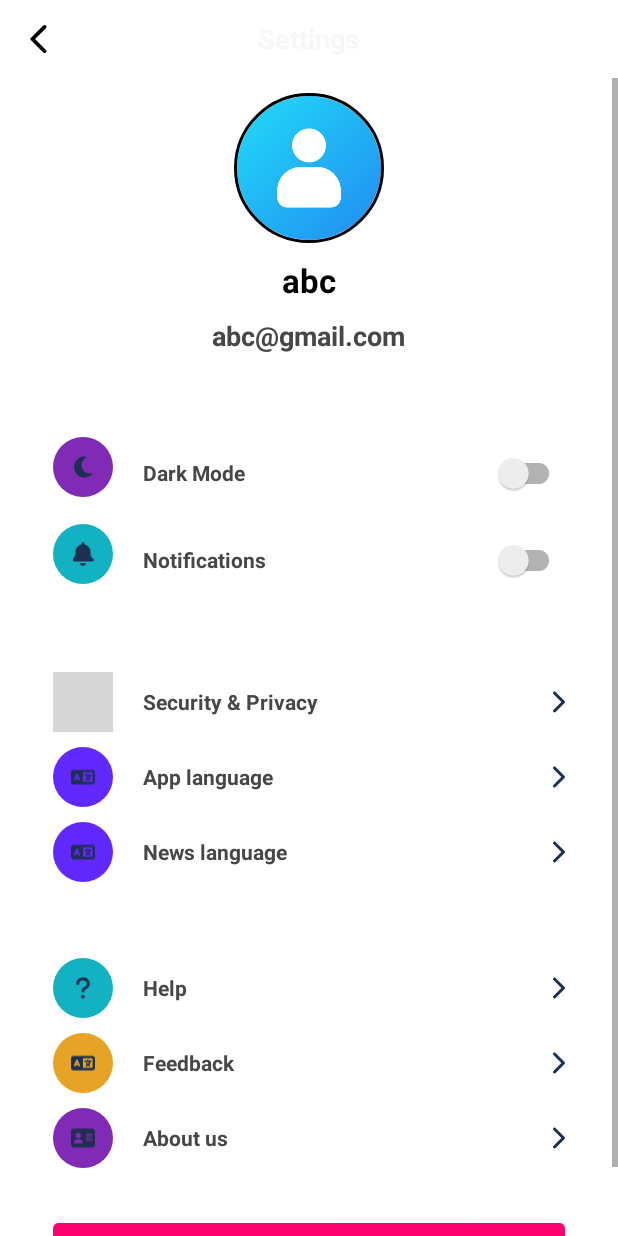
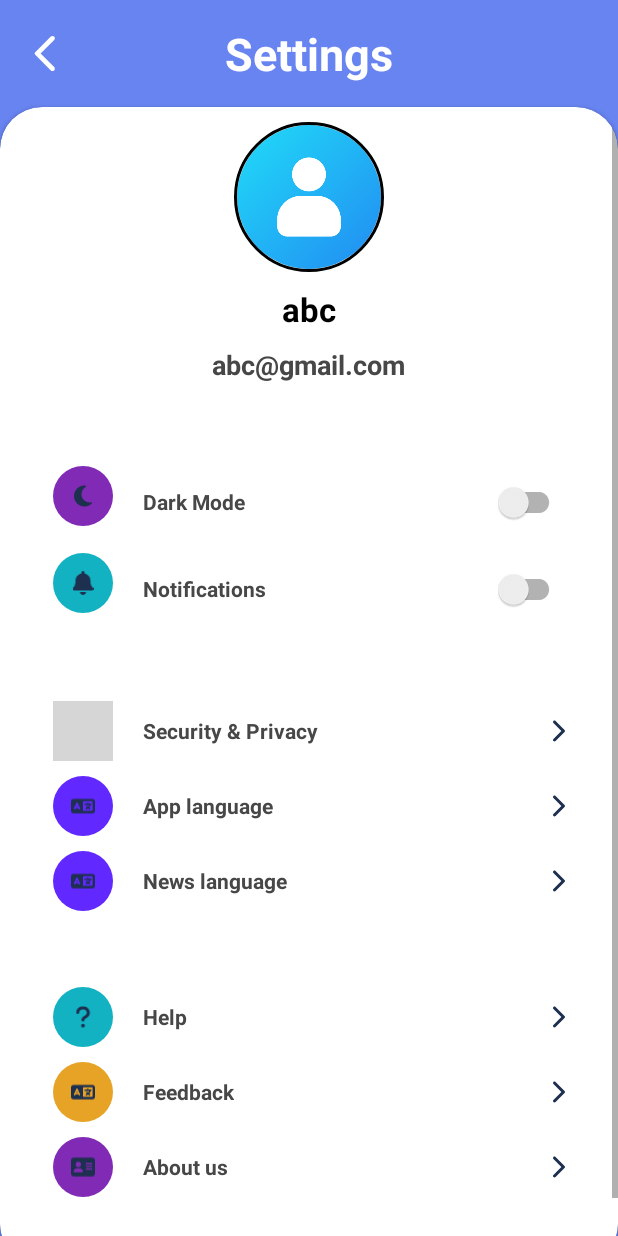
Before and after one commit to Ishwar-Bonde/NewsARC, an Android app: the Settings screen opened directly, with no data from a screen before it, on a phone screen of 412 x 824 dp. Run offline under Robolectric (Android 15) with nearby library versions, the light colour scheme and no system bars; our stand-ins replace CircleImageView, Firebase (no records; nobody signed in at launch, a user with empty details on screens opened directly), Picasso; pictures from the network do not load; grey boxes are pictures that could not be loaded.

Commit message:
Final Commit

```diff
--- a/app/src/main/AndroidManifest.xml
+++ b/app/src/main/AndroidManifest.xml
@@ -25,10 +25,6 @@
             android:screenOrientation="portrait" />
         <activity
             android:name=".EditProfileActivity"
-            android:exported="false"
-            android:screenOrientation="portrait" />
-        <activity
-            android:name=".MobileNumberEnter"
             android:exported="false"
             android:screenOrientation="portrait" />
         <activity
--- a/app/src/main/java/com/example/trimob/Settings.java
+++ b/app/src/main/java/com/example/trimob/Settings.java
@@ -29,7 +29,6 @@ public class Settings extends AppCompatActivity {
     ImageView profile_img;
     TextView profile_name,profile_email;
     MaterialButton button_signout;
-    private Uri uri;
     String userID = Objects.requireNonNull(FirebaseAuth.getInstance().getCurrentUser()).getUid();
     ImageView back_btn;
 
@@ -41,7 +40,6 @@ public class Settings extends AppCompatActivity {
         user = auth.getCurrentUser();
         button_signout = findViewById(R.id.signout_btn);
         assert user != null;
-        uri = user.getPhotoUrl();
         profile_img = findViewById(R.id.profile_image);
         profile_name = findViewById(R.id.profile_name);
         profile_email = findViewById(R.id.profile_email);
--- a/app/src/main/java/com/example/trimob/firstPage.java
+++ b/app/src/main/java/com/example/trimob/firstPage.java
@@ -15,6 +15,8 @@ import com.google.firebase.database.DatabaseError;
 import com.google.firebase.database.DatabaseReference;
 import com.google.firebase.database.FirebaseDatabase;
 import com.google.firebase.database.ValueEventListener;
+
+import java.util.Objects;
 
 public class firstPage extends AppCompatActivity {
     FirebaseAuth mAuth;
@@ -46,7 +48,7 @@ public class firstPage extends AppCompatActivity {
                     if (dataSnapshot.exists()) {
                         startAnimationLoop();
                     } else {
-                        phone = FirebaseAuth.getInstance().getCurrentUser().getPhoneNumber();
+                        phone = Objects.requireNonNull(FirebaseAuth.getInstance().getCurrentUser()).getPhoneNumber();
                         startAnimationLoopPhone(phone);
                     }
                 }
--- a/app/src/main/java/com/example/trimob/homePage.java
+++ b/app/src/main/java/com/example/trimob/homePage.java
@@ -75,7 +75,7 @@ public class homePage extends AppCompatActivity {
         DrawerLayout drawer = binding.drawerLayout;
         NavigationView navigationView = binding.navView;
         mAppBarConfiguration = new AppBarConfiguration.Builder(
-                R.id.nav_home, R.id.nav_categories, R.id.nav_favorites, R.id.nav_contact, R.id.nav_about, R.id.nav_entertainment, R.id.nav_health)
+                R.id.nav_home, R.id.nav_categories, R.id.nav_favorites, R.id.nav_contact, R.id.nav_about, R.id.nav_entertainment, R.id.nav_health, R.id.nav_bitcoin, R.id.nav_apple, R.id.nav_techcrunch)
                 .setOpenableLayout(drawer)
                 .build();
         NavController navController = Navigation.findNavController(this, R.id.nav_host_fragment_content_home_page);
--- a/app/src/main/res/drawable/ic_arrow.xml
+++ b/app/src/main/res/drawable/ic_arrow.xml
@@ -1,5 +1,5 @@
-<vector android:autoMirrored="true" android:height="24dp"
-    android:tint="@color/black" android:viewportHeight="24"
-    android:viewportWidth="24" android:width="24dp" xmlns:android="http://schemas.android.com/apk/res/android">
+<vector android:autoMirrored="true" android:height="30dp"
+    android:tint="@color/white1" android:viewportHeight="24"
+    android:viewportWidth="24" android:width="30dp" xmlns:android="http://schemas.android.com/apk/res/android">
     <path android:fillColor="@color/black" android:pathData="M16.62,2.99c-0.49,-0.49 -1.28,-0.49 -1.77,0L6.54,11.3c-0.39,0.39 -0.39,1.02 0,1.41l8.31,8.31c0.49,0.49 1.28,0.49 1.77,0s0.49,-1.28 0,-1.77L9.38,12l7.25,-7.25c0.48,-0.48 0.48,-1.28 -0.01,-1.76z"/>
 </vector>
--- a/app/src/main/res/layout/activity_settings.xml
+++ b/app/src/main/res/layout/activity_settings.xml
@@ -6,28 +6,48 @@
     android:layout_height="match_parent"
     tools:context=".Settings"
     android:orientation="vertical"
-    android:background="@color/white">
+    android:background="#6884F1">
 
     <RelativeLayout
         android:layout_width="match_parent"
-        android:layout_height="wrap_content">
+        android:layout_height="wrap_content"
+        android:padding="15dp"
+        android:id="@+id/taskbar"
+        android:orientation="horizontal">
 
         <ImageView
+            android:id="@+id/back_btn_settings"
             android:layout_width="wrap_content"
             android:layout_height="wrap_content"
-            android:id="@+id/back_btn_settings"
-            android:src="@drawable/ic_arrow"
-            android:padding="14dp"/>
+            android:layout_centerVertical="true"
+            android:src="@drawable/ic_arrow" />
 
         <TextView
             android:layout_width="wrap_content"
             android:layout_height="wrap_content"
             android:layout_centerInParent="true"
+            android:textStyle="bold"
+            android:gravity="center"
             android:text="Settings"
-            android:textColor="@color/backgroundColor"
-            android:textSize="18sp"
-            android:textStyle="bold" />
+            android:textColor="@color/white"
+            android:textSize="30sp" />
+
+
     </RelativeLayout>
+    <androidx.cardview.widget.CardView
+        android:id="@+id/card_view"
+        android:layout_width="match_parent"
+        android:layout_below="@id/taskbar"
+        android:layout_height="match_parent"
+        android:layout_alignParentBottom="true"
+        app:cardBackgroundColor="@color/white"
+        android:layout_marginBottom="-20dp"
+        app:cardCornerRadius="28dp">
+
+        <LinearLayout
+            android:layout_width="match_parent"
+            android:layout_height="wrap_content"
+            android:orientation="vertical">
 
     <ScrollView
         android:layout_width="match_parent"
@@ -369,6 +389,9 @@
 
         </LinearLayout>
     </ScrollView>
+        </LinearLayout>
+
+    </androidx.cardview.widget.CardView>
 
 
 </LinearLayout>
--- a/app/src/main/res/layout/activity_verify_enter_otp.xml
+++ b/app/src/main/res/layout/activity_verify_enter_otp.xml
@@ -16,8 +16,8 @@
         android:orientation="vertical">
 
         <ImageView
-            android:layout_width="130dp"
-            android:layout_height="130dp"
+            android:layout_width="wrap_content"
+            android:layout_height="wrap_content"
             android:layout_marginTop="80dp"
             android:contentDescription="@string/app_name"
             android:src="@drawable/receive"/>
--- a/app/src/main/res/values-night/colors.xml
+++ b/app/src/main/res/values-night/colors.xml
@@ -8,5 +8,6 @@
     <color name="blue2">#504099</color>
     <color name="black1">#FFFFFF</color>
     <color name="blue3">#1B6B93</color>
+    <color name="white1">#000000</color>
 
 </resources>
--- a/app/src/main/res/values/app_icon_background.xml
+++ /dev/null
@@ -1,4 +0,0 @@
-<?xml version="1.0" encoding="utf-8"?>
-<resources>
-    <color name="app_icon_background">#FFFFFF</color>
-</resources>
--- a/app/src/main/res/values/colors.xml
+++ b/app/src/main/res/values/colors.xml
@@ -19,7 +19,9 @@
     <color name="gradient_start_color">#4c84ff</color>
     <color name="gradient_end_color">#18a3fe</color>
     <color name="backgroundColor">#F7F7F7</color>
+    <color name="white1">#FFFFFF</color>
     <color name="black1">#000000</color>
+    <color name="mobikwik">#1a46ef</color>
 
 
 
--- a/app/src/main/res/values/ic_launcher_background.xml
+++ b/app/src/main/res/values/ic_launcher_background.xml
@@ -1,4 +1,4 @@
 <?xml version="1.0" encoding="utf-8"?>
 <resources>
-    <color name="ic_launcher_background">#FFFFFF</color>
+    <color name="ic_launcher_background">#48B3F8</color>
 </resources>
--- a/app/src/main/res/values/strings.xml
+++ b/app/src/main/res/values/strings.xml
@@ -76,6 +76,8 @@
     <string name="resend_otp_disabled">RESEND OTP (%1$d)</string>
 
     <string name="rubik">Rubik</string>
+    <string name="bitcoin">Bitcoin</string>
+    <string name="apple_news">Apple News</string>
 
 
 </resources>
```
Also changed, not shown: app/src/main/java/com/example/trimob/profilePage.java (+12 -4 lines), app/src/main/res/layout/activity_profile_page.xml (+69 -169 lines), app/src/main/res/menu/activity_main_drawer.xml (+17 -4 lines), app/src/main/res/navigation/mobile_navigation.xml (+19 -0 lines).
